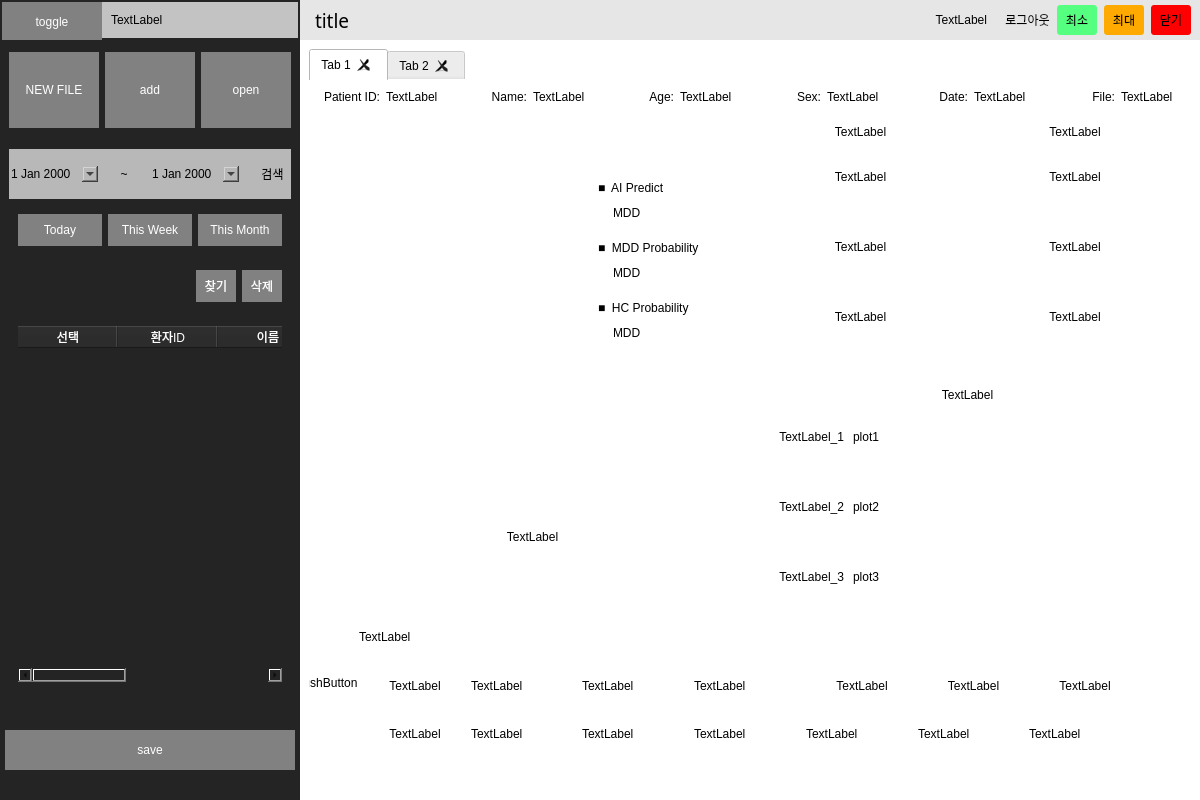
This is ui/test5.ui in youngwookSong/bwave_gui as Qt 5 draws it before an edit. The edited form follows.
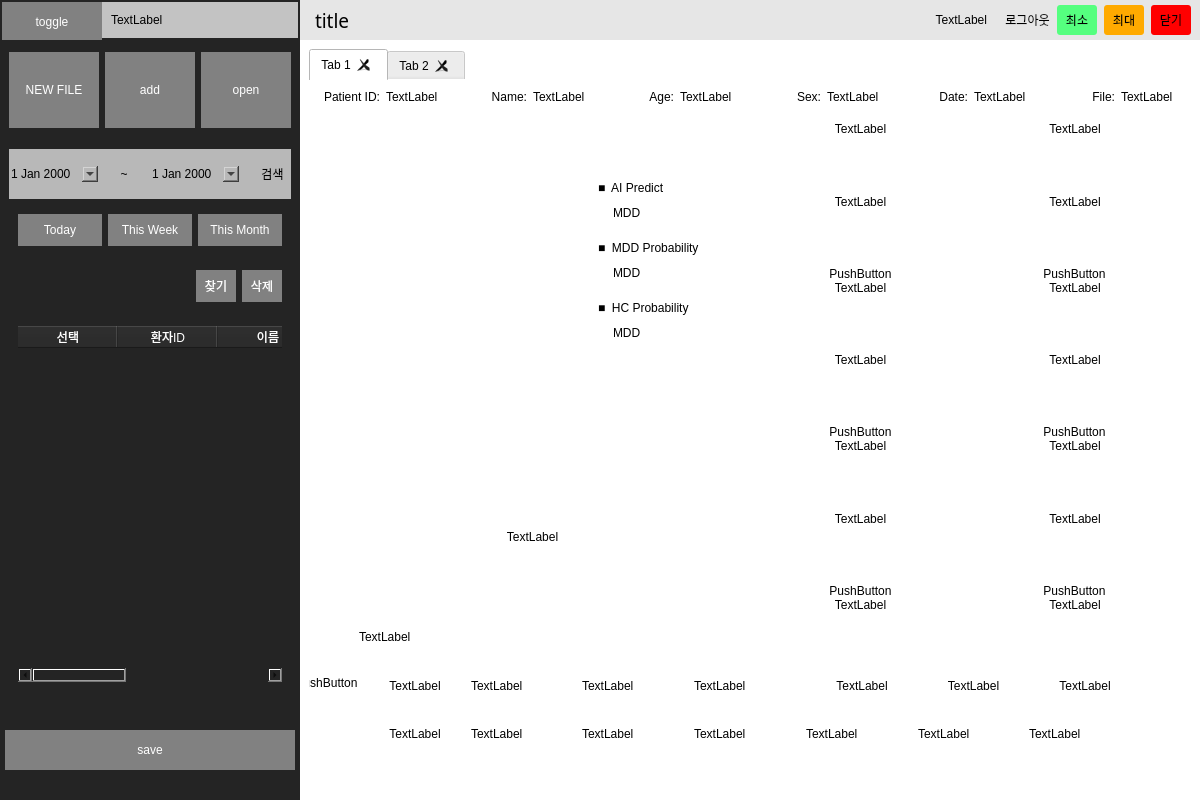
This is the edited form. Icons and pictures are not drawn.

```diff
--- a/ui/test5.ui
+++ b/ui/test5.ui
@@ -1757,11 +1757,11 @@
                            </property>
                            <item>
                             <widget class="QFrame" name="frame_10">
-                             <property name="maximumSize">
-                              <size>
-                               <width>16777215</width>
-                               <height>20</height>
-                              </size>
+                             <property name="sizePolicy">
+                              <sizepolicy hsizetype="Preferred" vsizetype="Maximum">
+                               <horstretch>0</horstretch>
+                               <verstretch>0</verstretch>
+                              </sizepolicy>
                              </property>
                              <property name="frameShape">
                               <enum>QFrame::StyledPanel</enum>
@@ -1785,18 +1785,24 @@
                               <property name="bottomMargin">
                                <number>0</number>
                               </property>
+                              <item>
+                               <widget class="QLabel" name="label_16">
+                                <property name="styleSheet">
+                                 <string notr="true">font: 63 14pt &quot;Segoe UI Semibold&quot;;</string>
+                                </property>
+                                <property name="text">
+                                 <string>TextLabel</string>
+                                </property>
+                                <property name="alignment">
+                                 <set>Qt::AlignCenter</set>
+                                </property>
+                               </widget>
+                              </item>
                               <item>
                                <widget class="QLabel" name="label_37">
-                                <property name="text">
-                                 <string>TextLabel</string>
+                                <property name="styleSheet">
+                                 <string notr="true">font: 63 14pt &quot;Segoe UI Semibold&quot;;</string>
                                 </property>
-                                <property name="alignment">
-                                 <set>Qt::AlignCenter</set>
-                                </property>
-                               </widget>
-                              </item>
-                              <item>
-                               <widget class="QLabel" name="label_38">
                                 <property name="text">
                                  <string>TextLabel</string>
                                 </property>
@@ -1816,7 +1822,7 @@
                              <property name="frameShadow">
                               <enum>QFrame::Raised</enum>
                              </property>
-                             <layout class="QVBoxLayout" name="verticalLayout_29">
+                             <layout class="QHBoxLayout" name="horizontalLayout_11">
                               <property name="spacing">
                                <number>0</number>
                               </property>
@@ -1833,14 +1839,14 @@
                                <number>0</number>
                               </property>
                               <item>
-                               <widget class="QFrame" name="frame_28">
+                               <widget class="QFrame" name="frame_30">
                                 <property name="frameShape">
                                  <enum>QFrame::StyledPanel</enum>
                                 </property>
                                 <property name="frameShadow">
                                  <enum>QFrame::Raised</enum>
                                 </property>
-                                <layout class="QHBoxLayout" name="horizontalLayout_11">
+                                <layout class="QVBoxLayout" name="verticalLayout_13">
                                  <property name="spacing">
                                   <number>0</number>
                                  </property>
@@ -1857,7 +1863,7 @@
                                   <number>0</number>
                                  </property>
                                  <item>
-                                  <widget class="QLabel" name="label_16">
+                                  <widget class="QLabel" name="label_38">
                                    <property name="text">
                                     <string>TextLabel</string>
                                    </property>
@@ -1866,6 +1872,113 @@
                                    </property>
                                   </widget>
                                  </item>
+                                 <item>
+                                  <widget class="QFrame" name="frame_68">
+                                   <property name="sizePolicy">
+                                    <sizepolicy hsizetype="Preferred" vsizetype="Maximum">
+                                     <horstretch>0</horstretch>
+                                     <verstretch>0</verstretch>
+                                    </sizepolicy>
+                                   </property>
+                                   <property name="styleSheet">
+                                    <string notr="true"/>
+                                   </property>
+                                   <property name="frameShape">
+                                    <enum>QFrame::StyledPanel</enum>
+                                   </property>
+                                   <property name="frameShadow">
+                                    <enum>QFrame::Raised</enum>
+                                   </property>
+                                   <layout class="QHBoxLayout" name="horizontalLayout_43">
+                                    <property name="spacing">
+                                     <number>0</number>
+                                    </property>
+                                    <property name="leftMargin">
+                                     <number>0</number>
+                                    </property>
+                                    <property name="topMargin">
+                                     <number>0</number>
+                                    </property>
+                                    <property name="rightMargin">
+                                     <number>0</number>
+                                    </property>
+                                    <property name="bottomMargin">
+                                     <number>0</number>
+                                    </property>
+                                    <item>
+                                     <widget class="QPushButton" name="pushButton_5">
+                                      <property name="sizePolicy">
+                                       <sizepolicy hsizetype="Maximum" vsizetype="Maximum">
+                                        <horstretch>0</horstretch>
+                                        <verstretch>0</verstretch>
+                                       </sizepolicy>
+                                      </property>
+                                      <property name="text">
+                                       <string>PushButton</string>
+                                      </property>
+                                      <property name="iconSize">
+                                       <size>
+                                        <width>16</width>
+                                        <height>16</height>
+                                       </size>
+                                      </property>
+                                      <property name="autoDefault">
+                                       <bool>false</bool>
+                                      </property>
+                                      <property name="default">
+                                       <bool>false</bool>
+                                      </property>
+                                      <property name="flat">
+                                       <bool>false</bool>
+                                      </property>
+                                     </widget>
+                                    </item>
+                                   </layout>
+                                  </widget>
+                                 </item>
+                                 <item>
+                                  <widget class="QLabel" name="label_70">
+                                   <property name="sizePolicy">
+                                    <sizepolicy hsizetype="Preferred" vsizetype="Maximum">
+                                     <horstretch>0</horstretch>
+                                     <verstretch>0</verstretch>
+                                    </sizepolicy>
+                                   </property>
+                                   <property name="text">
+                                    <string>TextLabel</string>
+                                   </property>
+                                   <property name="alignment">
+                                    <set>Qt::AlignCenter</set>
+                                   </property>
+                                  </widget>
+                                 </item>
+                                </layout>
+                               </widget>
+                              </item>
+                              <item>
+                               <widget class="QFrame" name="frame_63">
+                                <property name="frameShape">
+                                 <enum>QFrame::StyledPanel</enum>
+                                </property>
+                                <property name="frameShadow">
+                                 <enum>QFrame::Raised</enum>
+                                </property>
+                                <layout class="QVBoxLayout" name="verticalLayout_14">
+                                 <property name="spacing">
+                                  <number>0</number>
+                                 </property>
+                                 <property name="leftMargin">
+                                  <number>0</number>
+                                 </property>
+                                 <property name="topMargin">
+                                  <number>0</number>
+                                 </property>
+                                 <property name="rightMargin">
+                                  <number>0</number>
+                                 </property>
+                                 <property name="bottomMargin">
+                                  <number>0</number>
+                                 </property>
                                  <item>
                                   <widget class="QLabel" name="label_39">
                                    <property name="text">
@@ -1876,18 +1989,107 @@
                                    </property>
                                   </widget>
                                  </item>
+                                 <item>
+                                  <widget class="QFrame" name="frame_69">
+                                   <property name="sizePolicy">
+                                    <sizepolicy hsizetype="Preferred" vsizetype="Maximum">
+                                     <horstretch>0</horstretch>
+                                     <verstretch>0</verstretch>
+                                    </sizepolicy>
+                                   </property>
+                                   <property name="frameShape">
+                                    <enum>QFrame::StyledPanel</enum>
+                                   </property>
+                                   <property name="frameShadow">
+                                    <enum>QFrame::Raised</enum>
+                                   </property>
+                                   <layout class="QHBoxLayout" name="horizontalLayout_44">
+                                    <property name="spacing">
+                                     <number>0</number>
+                                    </property>
+                                    <property name="leftMargin">
+                                     <number>0</number>
+                                    </property>
+                                    <property name="topMargin">
+                                     <number>0</number>
+                                    </property>
+                                    <property name="rightMargin">
+                                     <number>0</number>
+                                    </property>
+                                    <property name="bottomMargin">
+                                     <number>0</number>
+                                    </property>
+                                    <item>
+                                     <widget class="QPushButton" name="pushButton_6">
+                                      <property name="sizePolicy">
+                                       <sizepolicy hsizetype="Maximum" vsizetype="Maximum">
+                                        <horstretch>0</horstretch>
+                                        <verstretch>0</verstretch>
+                                       </sizepolicy>
+                                      </property>
+                                      <property name="text">
+                                       <string>PushButton</string>
+                                      </property>
+                                     </widget>
+                                    </item>
+                                   </layout>
+                                  </widget>
+                                 </item>
+                                 <item>
+                                  <widget class="QLabel" name="label_71">
+                                   <property name="sizePolicy">
+                                    <sizepolicy hsizetype="Preferred" vsizetype="Maximum">
+                                     <horstretch>0</horstretch>
+                                     <verstretch>0</verstretch>
+                                    </sizepolicy>
+                                   </property>
+                                   <property name="text">
+                                    <string>TextLabel</string>
+                                   </property>
+                                   <property name="alignment">
+                                    <set>Qt::AlignCenter</set>
+                                   </property>
+                                  </widget>
+                                 </item>
                                 </layout>
                                </widget>
                               </item>
+                             </layout>
+                            </widget>
+                           </item>
+                           <item>
+                            <widget class="QFrame" name="frame_28">
+                             <property name="frameShape">
+                              <enum>QFrame::StyledPanel</enum>
+                             </property>
+                             <property name="frameShadow">
+                              <enum>QFrame::Raised</enum>
+                             </property>
+                             <layout class="QHBoxLayout" name="horizontalLayout_33">
+                              <property name="spacing">
+                               <number>0</number>
+                              </property>
+                              <property name="leftMargin">
+                               <number>0</number>
+                              </property>
+                              <property name="topMargin">
+                               <number>0</number>
+                              </property>
+                              <property name="rightMargin">
+                               <number>0</number>
+                              </property>
+                              <property name="bottomMargin">
+                               <number>0</number>
+                              </property>
                               <item>
-                               <widget class="QFrame" name="frame_29">
+                               <widget class="QFrame" name="frame_64">
                                 <property name="frameShape">
                                  <enum>QFrame::StyledPanel</enum>
                                 </property>
                                 <property name="frameShadow">
                                  <enum>QFrame::Raised</enum>
                                 </property>
-                                <layout class="QHBoxLayout" name="horizontalLayout_33">
+                                <layout class="QVBoxLayout" name="verticalLayout_15">
                                  <property name="spacing">
                                   <number>0</number>
                                  </property>
@@ -1913,8 +2115,60 @@
                                    </property>
                                   </widget>
                                  </item>
+                                 <item>
+                                  <widget class="QFrame" name="frame_70">
+                                   <property name="sizePolicy">
+                                    <sizepolicy hsizetype="Preferred" vsizetype="Maximum">
+                                     <horstretch>0</horstretch>
+                                     <verstretch>0</verstretch>
+                                    </sizepolicy>
+                                   </property>
+                                   <property name="frameShape">
+                                    <enum>QFrame::StyledPanel</enum>
+                                   </property>
+                                   <property name="frameShadow">
+                                    <enum>QFrame::Raised</enum>
+                                   </property>
+                                   <layout class="QHBoxLayout" name="horizontalLayout_45">
+                                    <property name="spacing">
+                                     <number>0</number>
+                                    </property>
+                                    <property name="leftMargin">
+                                     <number>0</number>
+                                    </property>
+                                    <property name="topMargin">
+                                     <number>0</number>
+                                    </property>
+                                    <property name="rightMargin">
+                                     <number>0</number>
+                                    </property>
+                                    <property name="bottomMargin">
+                                     <number>0</number>
+                                    </property>
+                                    <item>
+                                     <widget class="QPushButton" name="pushButton_7">
+                                      <property name="sizePolicy">
+                                       <sizepolicy hsizetype="Maximum" vsizetype="Maximum">
+                                        <horstretch>0</horstretch>
+                                        <verstretch>0</verstretch>
+                                       </sizepolicy>
+                                      </property>
+                                      <property name="text">
+                                       <string>PushButton</string>
+                                      </property>
+                                     </widget>
+                                    </item>
+                                   </layout>
+                                  </widget>
+                                 </item>
                                  <item>
                                   <widget class="QLabel" name="label_42">
+                                   <property name="sizePolicy">
+                                    <sizepolicy hsizetype="Preferred" vsizetype="Maximum">
+                                     <horstretch>0</horstretch>
+                                     <verstretch>0</verstretch>
+                                    </sizepolicy>
+                                   </property>
                                    <property name="text">
                                     <string>TextLabel</string>
                                    </property>
@@ -1927,14 +2181,14 @@
                                </widget>
                               </item>
                               <item>
-                               <widget class="QFrame" name="frame_30">
+                               <widget class="QFrame" name="frame_65">
                                 <property name="frameShape">
                                  <enum>QFrame::StyledPanel</enum>
                                 </property>
                                 <property name="frameShadow">
                                  <enum>QFrame::Raised</enum>
                                 </property>
-                                <layout class="QHBoxLayout" name="horizontalLayout_34">
+                                <layout class="QVBoxLayout" name="verticalLayout_16">
                                  <property name="spacing">
                                   <number>0</number>
                                  </property>
@@ -1960,8 +2214,60 @@
                                    </property>
                                   </widget>
                                  </item>
+                                 <item>
+                                  <widget class="QFrame" name="frame_71">
+                                   <property name="sizePolicy">
+                                    <sizepolicy hsizetype="Preferred" vsizetype="Maximum">
+                                     <horstretch>0</horstretch>
+                                     <verstretch>0</verstretch>
+                                    </sizepolicy>
+                                   </property>
+                                   <property name="frameShape">
+                                    <enum>QFrame::StyledPanel</enum>
+                                   </property>
+                                   <property name="frameShadow">
+                                    <enum>QFrame::Raised</enum>
+                                   </property>
+                                   <layout class="QHBoxLayout" name="horizontalLayout_46">
+                                    <property name="spacing">
+                                     <number>0</number>
+                                    </property>
+                                    <property name="leftMargin">
+                                     <number>0</number>
+                                    </property>
+                                    <property name="topMargin">
+                                     <number>0</number>
+                                    </property>
+                                    <property name="rightMargin">
+                                     <number>0</number>
+                                    </property>
+                                    <property name="bottomMargin">
+                                     <number>0</number>
+                                    </property>
+                                    <item>
+                                     <widget class="QPushButton" name="pushButton_8">
+                                      <property name="sizePolicy">
+                                       <sizepolicy hsizetype="Maximum" vsizetype="Maximum">
+                                        <horstretch>0</horstretch>
+                                        <verstretch>0</verstretch>
+                                       </sizepolicy>
+                                      </property>
+                                      <property name="text">
+                                       <string>PushButton</string>
+                                      </property>
+                                     </widget>
+                                    </item>
+                                   </layout>
+                                  </widget>
+                                 </item>
                                  <item>
                                   <widget class="QLabel" name="label_44">
+                                   <property name="sizePolicy">
+                                    <sizepolicy hsizetype="Preferred" vsizetype="Maximum">
+                                     <horstretch>0</horstretch>
+                                     <verstretch>0</verstretch>
+                                    </sizepolicy>
+                                   </property>
                                    <property name="text">
                                     <string>TextLabel</string>
                                    </property>
@@ -1977,30 +2283,14 @@
                             </widget>
                            </item>
                            <item>
-                            <widget class="QLabel" name="label_52">
-                             <property name="maximumSize">
-                              <size>
-                               <width>16777215</width>
-                               <height>50</height>
-                              </size>
-                             </property>
-                             <property name="text">
-                              <string>TextLabel</string>
-                             </property>
-                             <property name="alignment">
-                              <set>Qt::AlignBottom|Qt::AlignHCenter</set>
-                             </property>
-                            </widget>
-                           </item>
-                           <item>
-                            <widget class="QFrame" name="frame_63">
+                            <widget class="QFrame" name="frame_29">
                              <property name="frameShape">
                               <enum>QFrame::StyledPanel</enum>
                              </property>
                              <property name="frameShadow">
                               <enum>QFrame::Raised</enum>
                              </property>
-                             <layout class="QHBoxLayout" name="horizontalLayout_43">
+                             <layout class="QHBoxLayout" name="horizontalLayout_34">
                               <property name="spacing">
                                <number>0</number>
                               </property>
@@ -2017,87 +2307,14 @@
                                <number>0</number>
                               </property>
                               <item>
-                               <widget class="QFrame" name="frame_64">
-                                <property name="maximumSize">
-                                 <size>
-                                  <width>100</width>
-                                  <height>16777215</height>
-                                 </size>
-                                </property>
+                               <widget class="QFrame" name="frame_66">
                                 <property name="frameShape">
                                  <enum>QFrame::StyledPanel</enum>
                                 </property>
                                 <property name="frameShadow">
                                  <enum>QFrame::Raised</enum>
                                 </property>
-                                <widget class="QLabel" name="label_70">
-                                 <property name="geometry">
-                                  <rect>
-                                   <x>20</x>
-                                   <y>25</y>
-                                   <width>71</width>
-                                   <height>20</height>
-                                  </rect>
-                                 </property>
-                                 <property name="styleSheet">
-                                  <string notr="true">font: 63 10pt &quot;Segoe UI Semibold&quot;;</string>
-                                 </property>
-                                 <property name="text">
-                                  <string>TextLabel_1</string>
-                                 </property>
-                                 <property name="alignment">
-                                  <set>Qt::AlignRight|Qt::AlignTrailing|Qt::AlignVCenter</set>
-                                 </property>
-                                </widget>
-                                <widget class="QLabel" name="label_71">
-                                 <property name="geometry">
-                                  <rect>
-                                   <x>20</x>
-                                   <y>95</y>
-                                   <width>71</width>
-                                   <height>20</height>
-                                  </rect>
-                                 </property>
-                                 <property name="styleSheet">
-                                  <string notr="true">font: 63 10pt &quot;Segoe UI Semibold&quot;;</string>
-                                 </property>
-                                 <property name="text">
-                                  <string>TextLabel_2</string>
-                                 </property>
-                                 <property name="alignment">
-                                  <set>Qt::AlignRight|Qt::AlignTrailing|Qt::AlignVCenter</set>
-                                 </property>
-                                </widget>
-                                <widget class="QLabel" name="label_72">
-                                 <property name="geometry">
-                                  <rect>
-                                   <x>20</x>
-                                   <y>165</y>
-                                   <width>71</width>
-                                   <height>20</height>
-                                  </rect>
-                                 </property>
-                                 <property name="styleSheet">
-                                  <string notr="true">font: 63 10pt &quot;Segoe UI Semibold&quot;;</string>
-                                 </property>
-                                 <property name="text">
-                                  <string>TextLabel_3</string>
-                                 </property>
-                                 <property name="alignment">
-                                  <set>Qt::AlignRight|Qt::AlignTrailing|Qt::AlignVCenter</set>
-                                 </property>
-                                </widget>
-                               </widget>
-                              </item>
-                              <item>
-                               <widget class="QFrame" name="frame_65">
-                                <property name="frameShape">
-                                 <enum>QFrame::StyledPanel</enum>
-                                </property>
-                                <property name="frameShadow">
-                                 <enum>QFrame::Raised</enum>
-                                </property>
-                                <layout class="QVBoxLayout" name="verticalLayout_13">
+                                <layout class="QVBoxLayout" name="verticalLayout_18">
                                  <property name="spacing">
                                   <number>0</number>
                                  </property>
@@ -2113,24 +2330,174 @@
                                  <property name="bottomMargin">
                                   <number>0</number>
                                  </property>
+                                 <item>
+                                  <widget class="QLabel" name="label_52">
+                                   <property name="text">
+                                    <string>TextLabel</string>
+                                   </property>
+                                   <property name="alignment">
+                                    <set>Qt::AlignCenter</set>
+                                   </property>
+                                  </widget>
+                                 </item>
+                                 <item>
+                                  <widget class="QFrame" name="frame_72">
+                                   <property name="sizePolicy">
+                                    <sizepolicy hsizetype="Preferred" vsizetype="Maximum">
+                                     <horstretch>0</horstretch>
+                                     <verstretch>0</verstretch>
+                                    </sizepolicy>
+                                   </property>
+                                   <property name="frameShape">
+                                    <enum>QFrame::StyledPanel</enum>
+                                   </property>
+                                   <property name="frameShadow">
+                                    <enum>QFrame::Raised</enum>
+                                   </property>
+                                   <layout class="QHBoxLayout" name="horizontalLayout_47">
+                                    <property name="spacing">
+                                     <number>0</number>
+                                    </property>
+                                    <property name="leftMargin">
+                                     <number>0</number>
+                                    </property>
+                                    <property name="topMargin">
+                                     <number>0</number>
+                                    </property>
+                                    <property name="rightMargin">
+                                     <number>0</number>
+                                    </property>
+                                    <property name="bottomMargin">
+                                     <number>0</number>
+                                    </property>
+                                    <item>
+                                     <widget class="QPushButton" name="pushButton_9">
+                                      <property name="sizePolicy">
+                                       <sizepolicy hsizetype="Maximum" vsizetype="Maximum">
+                                        <horstretch>0</horstretch>
+                                        <verstretch>0</verstretch>
+                                       </sizepolicy>
+                                      </property>
+                                      <property name="text">
+                                       <string>PushButton</string>
+                                      </property>
+                                     </widget>
+                                    </item>
+                                   </layout>
+                                  </widget>
+                                 </item>
                                  <item>
                                   <widget class="QLabel" name="label_67">
+                                   <property name="sizePolicy">
+                                    <sizepolicy hsizetype="Preferred" vsizetype="Maximum">
+                                     <horstretch>0</horstretch>
+                                     <verstretch>0</verstretch>
+                                    </sizepolicy>
+                                   </property>
                                    <property name="text">
-                                    <string>plot1</string>
+                                    <string>TextLabel</string>
+                                   </property>
+                                   <property name="alignment">
+                                    <set>Qt::AlignCenter</set>
                                    </property>
                                   </widget>
                                  </item>
+                                </layout>
+                               </widget>
+                              </item>
+                              <item>
+                               <widget class="QFrame" name="frame_67">
+                                <property name="frameShape">
+                                 <enum>QFrame::StyledPanel</enum>
+                                </property>
+                                <property name="frameShadow">
+                                 <enum>QFrame::Raised</enum>
+                                </property>
+                                <layout class="QVBoxLayout" name="verticalLayout_20">
+                                 <property name="spacing">
+                                  <number>0</number>
+                                 </property>
+                                 <property name="leftMargin">
+                                  <number>0</number>
+                                 </property>
+                                 <property name="topMargin">
+                                  <number>0</number>
+                                 </property>
+                                 <property name="rightMargin">
+                                  <number>0</number>
+                                 </property>
+                                 <property name="bottomMargin">
+                                  <number>0</number>
+                                 </property>
                                  <item>
                                   <widget class="QLabel" name="label_68">
                                    <property name="text">
-                                    <string>plot2</string>
+                                    <string>TextLabel</string>
                                    </property>
+                                   <property name="alignment">
+                                    <set>Qt::AlignCenter</set>
+                                   </property>
+                                  </widget>
+                                 </item>
+                                 <item>
+                                  <widget class="QFrame" name="frame_73">
+                                   <property name="sizePolicy">
+                                    <sizepolicy hsizetype="Preferred" vsizetype="Maximum">
+                                     <horstretch>0</horstretch>
+                                     <verstretch>0</verstretch>
+                                    </sizepolicy>
+                                   </property>
+                                   <property name="frameShape">
+                                    <enum>QFrame::StyledPanel</enum>
+                                   </property>
+                                   <property name="frameShadow">
+                                    <enum>QFrame::Raised</enum>
+                                   </property>
+                                   <layout class="QHBoxLayout" name="horizontalLayout_48">
+                                    <property name="spacing">
+                                     <number>0</number>
+                                    </property>
+                                    <property name="leftMargin">
+                                     <number>0</number>
+                                    </property>
+                                    <property name="topMargin">
+                                     <number>0</number>
+                                    </property>
+                                    <property name="rightMargin">
+                                     <number>0</number>
+                                    </property>
+                                    <property name="bottomMargin">
+                                     <number>0</number>
+                                    </property>
+                                    <item>
+                                     <widget class="QPushButton" name="pushButton_10">
+                                      <property name="sizePolicy">
+                                       <sizepolicy hsizetype="Maximum" vsizetype="Maximum">
+                                        <horstretch>0</horstretch>
+                                        <verstretch>0</verstretch>
+                                       </sizepolicy>
+                                      </property>
+                                      <property name="text">
+                                       <string>PushButton</string>
+                                      </property>
+                                     </widget>
+                                    </item>
+                                   </layout>
                                   </widget>
                                  </item>
                                  <item>
                                   <widget class="QLabel" name="label_69">
+                                   <property name="sizePolicy">
+                                    <sizepolicy hsizetype="Preferred" vsizetype="Maximum">
+                                     <horstretch>0</horstretch>
+                                     <verstretch>0</verstretch>
+                                    </sizepolicy>
+                                   </property>
                                    <property name="text">
-                                    <string>plot3</string>
+                                    <string>TextLabel</string>
+                                   </property>
+                                   <property name="alignment">
+                                    <set>Qt::AlignCenter</set>
                                    </property>
                                   </widget>
                                  </item>
```
